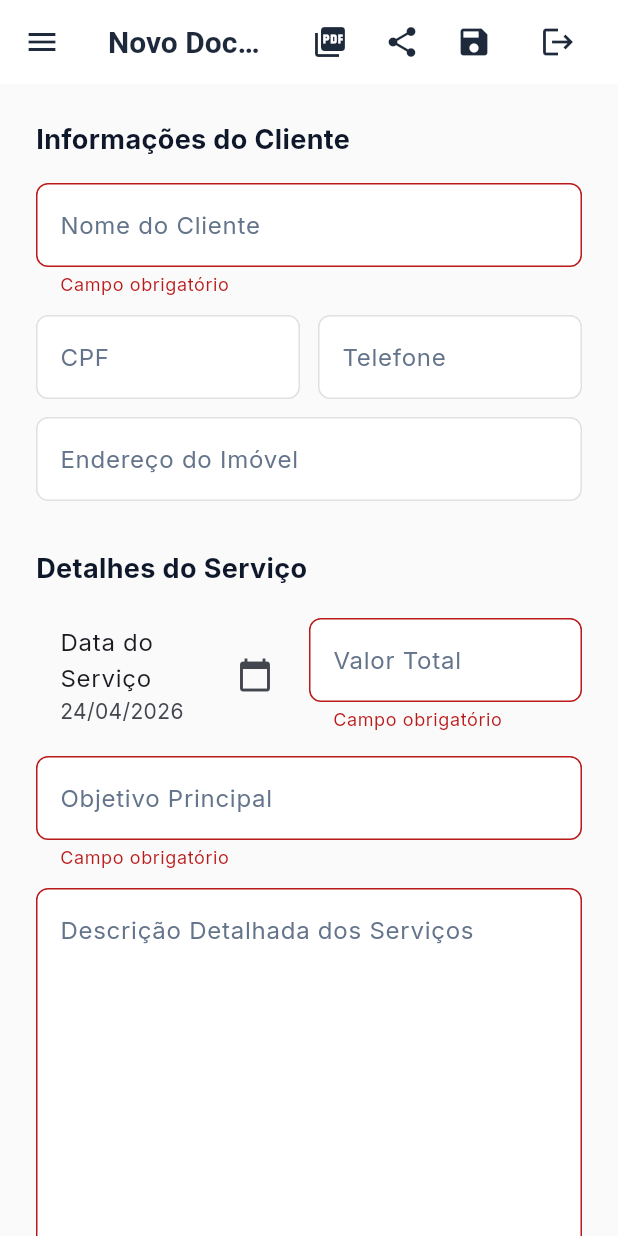
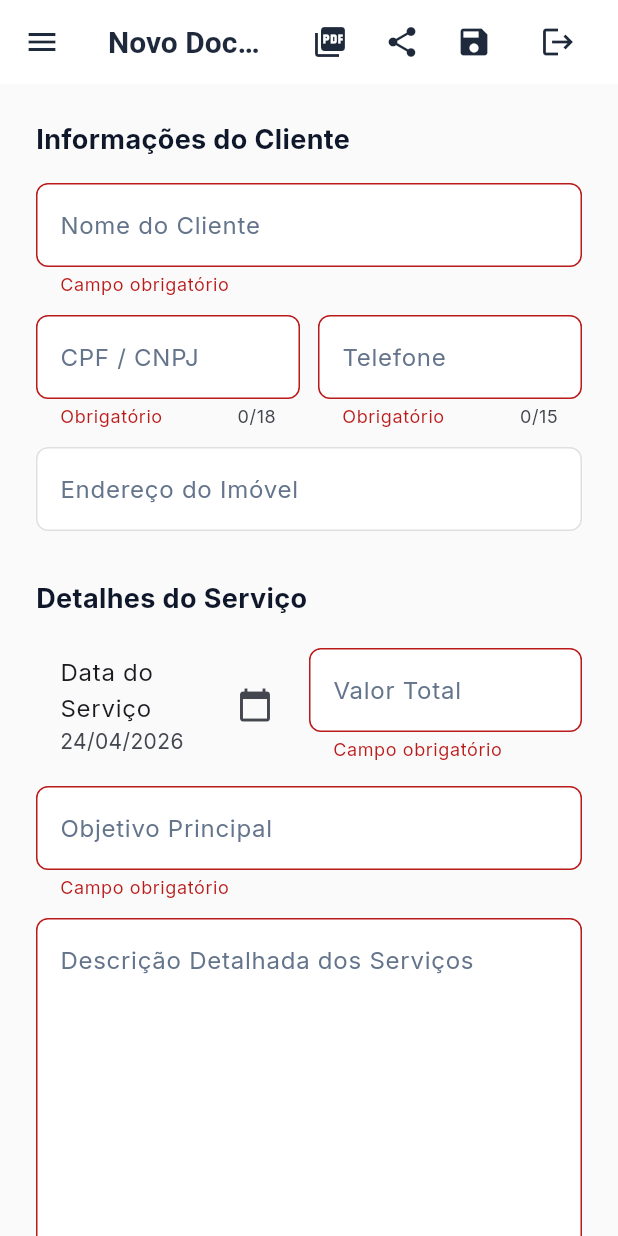
Before and after one commit to diegofreiregit/synapse-quote-app, a Flutter app: the QuoteFormView screen opened by its route, after a tap on the "picture as pdf" icon, on a phone screen of 412 x 824 dp. Run offline on Flutter 3.47's test engine with Material 3 defaults, Android fonts, the phone set to English and light mode, and no system bars; our stand-ins replace google_fonts, mask_text_input_formatter, pdf, printing, sqflite, sqflite_common_ffi; accounts and stored records are empty.

Commit message:
Added validation to inputs 'CPF/CNPJ' and Phone Number

```diff
--- /dev/null
+++ b/devtools_options.yaml
@@ -0,0 +1,3 @@
+description: This file stores settings for Dart & Flutter DevTools.
+documentation: https://docs.flutter.dev/tools/devtools/extensions#configure-extension-enablement-states
+extensions:
--- a/lib/views/quote_form_view.dart
+++ b/lib/views/quote_form_view.dart
@@ -5,6 +5,8 @@ import '../services/database_helper.dart';
 import '../services/pdf_service.dart';
 import '../widgets/main_layout.dart';
 import 'package:printing/printing.dart';
+import 'package:mask_text_input_formatter/mask_text_input_formatter.dart';
+import 'package:flutter/services.dart';
 
 // Página para criação dos documentos
 
@@ -30,6 +32,12 @@ class _QuoteFormViewState extends State<QuoteFormView> {
   late TextEditingController _descriptionController;
   late TextEditingController _priceController;
   late DateTime _selectedDate;
+
+  final _cpfFormatter = CpfCnpjFormatter();
+  final _phoneFormatter = MaskTextInputFormatter(
+    mask: '(##) #####-####',
+    filter: {"#": RegExp(r'[0-9]')},
+  );
 
   @override
   void initState() {
@@ -167,7 +175,11 @@ class _QuoteFormViewState extends State<QuoteFormView> {
               const SizedBox(height: 16),
               TextFormField(
                 controller: _nameController,
-                decoration: const InputDecoration(labelText: 'Nome do Cliente'),
+                decoration: const InputDecoration(
+                  labelText: 'Nome do Cliente',
+                  counterText: "",
+                ),
+                maxLength: 100,
                 validator: (v) => v!.isEmpty ? 'Campo obrigatório' : null,
               ),
               const SizedBox(height: 12),
@@ -176,14 +188,41 @@ class _QuoteFormViewState extends State<QuoteFormView> {
                   Expanded(
                     child: TextFormField(
                       controller: _cpfController,
-                      decoration: const InputDecoration(labelText: 'CPF'),
+                      decoration: const InputDecoration(
+                        labelText: 'CPF / CNPJ',
+                        hintText: 'Ex: 123.456.789-10',
+                      ),
+                      inputFormatters: [_cpfFormatter],
+                      keyboardType: TextInputType.number,
+                      validator: (v) {
+                        if (v == null || v.isEmpty) return 'Obrigatório';
+                        final digits = v.replaceAll(RegExp(r'\D'), '');
+                        if (digits.length <= 11) {
+                          if (digits.length < 11) return 'CPF incompleto';
+                        } else {
+                          if (digits.length < 14) return 'CNPJ incompleto';
+                        }
+                        return null;
+                      },
+                      maxLength: 18,
                     ),
                   ),
                   const SizedBox(width: 12),
                   Expanded(
                     child: TextFormField(
                       controller: _phoneController,
-                      decoration: const InputDecoration(labelText: 'Telefone'),
+                      decoration: const InputDecoration(
+                        labelText: 'Telefone',
+                        hintText: 'Ex: (11) 91234-5678',
+                      ),
+                      inputFormatters: [_phoneFormatter],
+                      keyboardType: TextInputType.phone,
+                      validator: (v) {
+                        if (v!.isEmpty) return 'Obrigatório';
+                        if (v.length < 14) return 'Telefone incompleto';
+                        return null;
+                      },
+                      maxLength: 15,
                     ),
                   ),
                 ],
@@ -193,7 +232,9 @@ class _QuoteFormViewState extends State<QuoteFormView> {
                 controller: _addressController,
                 decoration: const InputDecoration(
                   labelText: 'Endereço do Imóvel',
+                  counterText: "",
                 ),
+                maxLength: 200,
               ),
               const SizedBox(height: 32),
 
@@ -236,7 +277,9 @@ class _QuoteFormViewState extends State<QuoteFormView> {
                 controller: _goalController,
                 decoration: const InputDecoration(
                   labelText: 'Objetivo Principal',
+                  counterText: "",
                 ),
+                maxLength: 150,
                 validator: (v) => v!.isEmpty ? 'Campo obrigatório' : null,
               ),
               const SizedBox(height: 12),
@@ -282,3 +325,24 @@ class _QuoteFormViewState extends State<QuoteFormView> {
     );
   }
 }
+
+class CpfCnpjFormatter extends TextInputFormatter {
+  final _formatter = MaskTextInputFormatter(
+    mask: '###.###.###-##',
+    filter: {"#": RegExp(r'[0-9]')},
+  );
+
+  @override
+  TextEditingValue formatEditUpdate(
+    TextEditingValue oldValue,
+    TextEditingValue newValue,
+  ) {
+    final digits = newValue.text.replaceAll(RegExp(r'\D'), '');
+    if (digits.length <= 11) {
+      _formatter.updateMask(mask: '###.###.###-##');
+    } else {
+      _formatter.updateMask(mask: '##.###.###/####-##');
+    }
+    return _formatter.formatEditUpdate(oldValue, newValue);
+  }
+}
--- a/pubspec.yaml
+++ b/pubspec.yaml
@@ -20,6 +20,7 @@ dependencies:
   google_fonts: ^6.1.0
   share_plus: ^7.1.0
   flutter_launcher_icons: ^0.13.1
+  mask_text_input_formatter: ^2.4.0
 
 flutter_launcher_icons:
   android: true
```
Also changed, not shown: lib/views/quote_settings_view.dart (+58 -1 lines), pubspec.lock, 1 other file.
